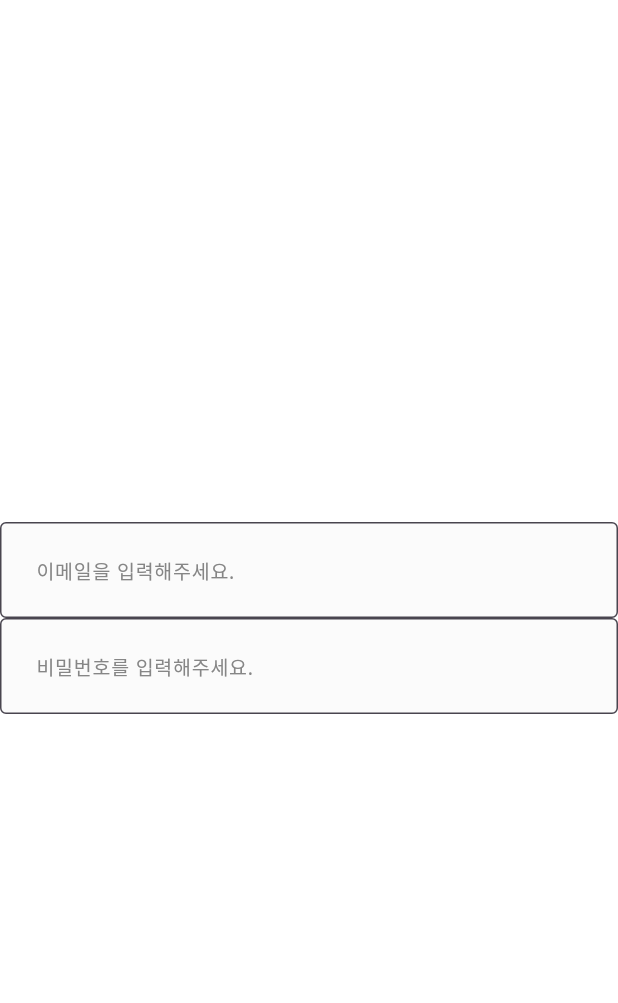
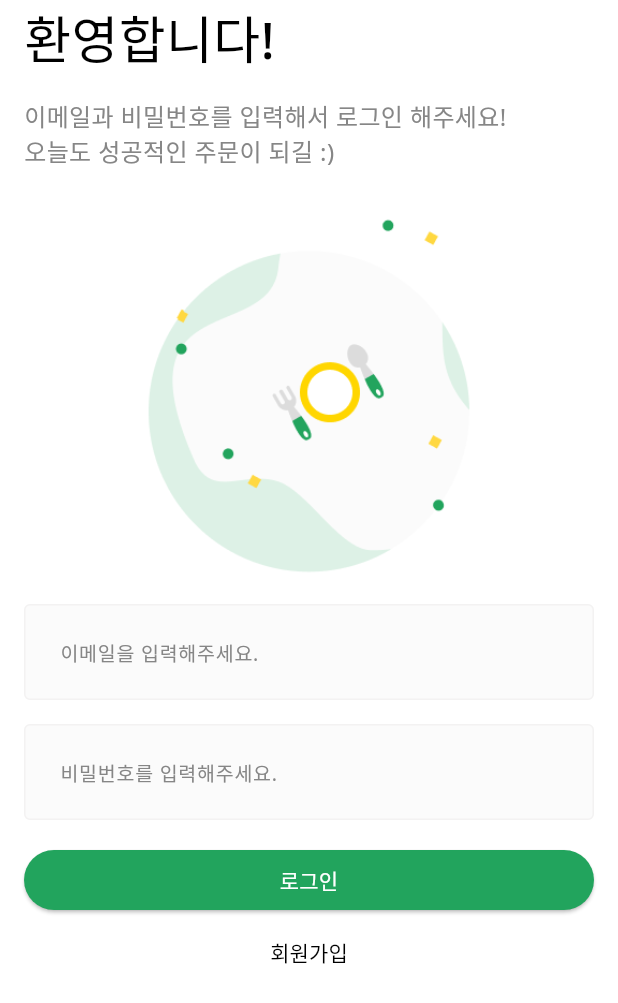
Before and after one commit to dkyou7/code_factory_app, a Flutter app: the screen it shows after launch, on a phone screen of 412 x 824 dp. Shown: the top 1003 px of the screen. Run offline on Flutter 3.47's test engine with Material 3 defaults, Android fonts, the phone set to English and light mode, and no system bars.

Commit message:
[feat] 로그인 화면 구현 완료

```diff
--- a/lib/common/component/custom_text_form_field.dart
+++ b/lib/common/component/custom_text_form_field.dart
@@ -42,6 +42,7 @@ class CustomTextFormField extends StatelessWidget {
         fillColor: INPUT_BG_COLOR,
         filled: true,
         border: baseBorder,
+        enabledBorder: baseBorder,
         focusedBorder: baseBorder.copyWith(
           borderSide: baseBorder.borderSide.copyWith(
             color: PRIMARY_COLOR,
--- a/lib/main.dart
+++ b/lib/main.dart
@@ -15,7 +15,6 @@ class _App extends StatelessWidget {
       theme: ThemeData(
         fontFamily: 'NotoSans'
       ),
-      debugShowCheckedModeBanner: false,
       home: LoginScreen(),
     );
   }
--- a/lib/user/view/login_screen.dart
+++ b/lib/user/view/login_screen.dart
@@ -1,5 +1,6 @@
 import 'package:code_factory_app/common/component/custom_text_form_field.dart';
 import 'package:code_factory_app/common/layout/default_layout.dart';
+import 'package:code_factory_app/common/const/colors.dart';
 import 'package:flutter/material.dart';
 
 class LoginScreen extends StatelessWidget {
@@ -8,20 +9,91 @@ class LoginScreen extends StatelessWidget {
   @override
   Widget build(BuildContext context) {
     return DefaultLayout(
+      child: SingleChildScrollView(
+        keyboardDismissBehavior: ScrollViewKeyboardDismissBehavior.onDrag,
+        child: SafeArea(
+          top: true,
+          bottom: false,
+          child: Padding(
+            padding: const EdgeInsets.symmetric(horizontal: 16.0),
             child: Column(
-        mainAxisAlignment: MainAxisAlignment.center,
+              crossAxisAlignment: CrossAxisAlignment.stretch,
               children: [
+                _Title(),
+                const SizedBox(height: 16,),
+                _SubTitle(),
+                Image.asset(
+                  'asset/img/misc/logo.png',
+                  width: MediaQuery.of(context).size.width / 3 * 2,
+                  height: MediaQuery.of(context).size.height / 3,
+                ),
+                const SizedBox(height: 16,),
                 CustomTextFormField(
                   hintText: '이메일을 입력해주세요.',
                   onChanged: (String value) {},
                 ),
+                const SizedBox(height: 16,),
                 CustomTextFormField(
                   hintText: '비밀번호를 입력해주세요.',
                   onChanged: (String value) {},
                   obscureText: true,
                 ),
+                const SizedBox(height: 16,),
+                ElevatedButton(
+                  onPressed: () {},
+                  style: ElevatedButton.styleFrom(
+                    backgroundColor: PRIMARY_COLOR,
+                    foregroundColor: Colors.white
+                  ),
+                  child: Text(
+                    '로그인',
+                  ),
+                ),
+                TextButton(
+                  onPressed: () {},
+                  style: TextButton.styleFrom(
+                    foregroundColor: Colors.black,
+                  ),
+                  child: Text(
+                    '회원가입',
+                  ),
+                ),
               ],
+            ),
+          ),
+        ),
       ),
     );
   }
 }
+
+class _Title extends StatelessWidget {
+  const _Title({Key? key}) : super(key: key);
+
+  @override
+  Widget build(BuildContext context) {
+    return Text(
+      '환영합니다!',
+      style: TextStyle(
+        fontSize: 34,
+        fontWeight: FontWeight.w500,
+        color: Colors.black,
+      ),
+    );
+  }
+}
+
+class _SubTitle extends StatelessWidget {
+  const _SubTitle({Key? key}) : super(key: key);
+
+  @override
+  Widget build(BuildContext context) {
+    return Text(
+      '이메일과 비밀번호를 입력해서 로그인 해주세요!\n오늘도 성공적인 주문이 되길 :)',
+      style: TextStyle(
+        fontSize: 16,
+        color: BODY_TEXT_COLOR,
+      ),
+    );
+  }
+}
```
Lines whose indentation alone changed are shown as unchanged.
